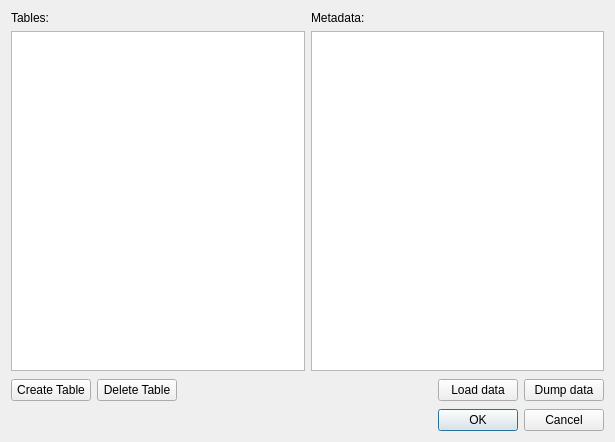
Above: ManagerDialog.ui from wonder-sk/postgis_manager before the change. Below: the same form after it.
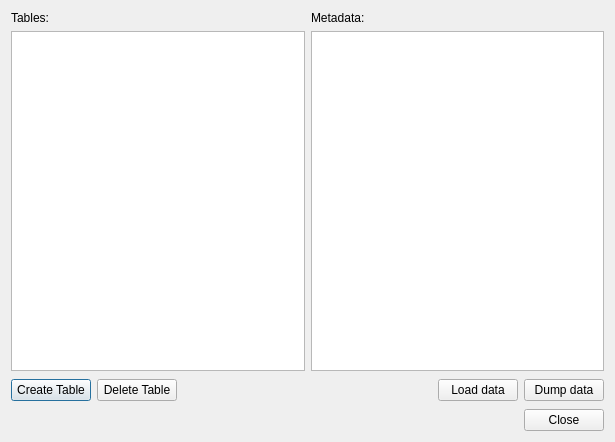
That is the form after the change.

Commit message: create table dialog mostly working

What changed in the file:
```diff
--- a/ManagerDialog.ui
+++ b/ManagerDialog.ui
@@ -84,7 +84,7 @@
       <enum>Qt::Horizontal</enum>
      </property>
      <property name="standardButtons" >
-      <set>QDialogButtonBox::Cancel|QDialogButtonBox::NoButton|QDialogButtonBox::Ok</set>
+      <set>QDialogButtonBox::Close</set>
      </property>
     </widget>
    </item>
```
The commit also changes 5 other files.
